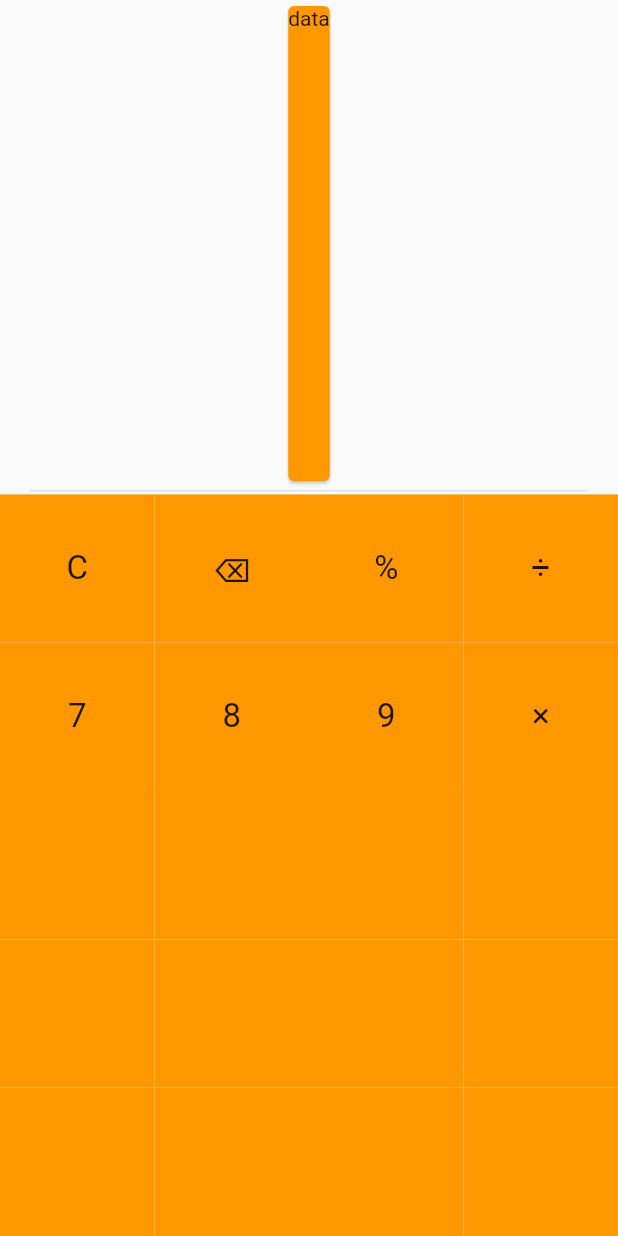
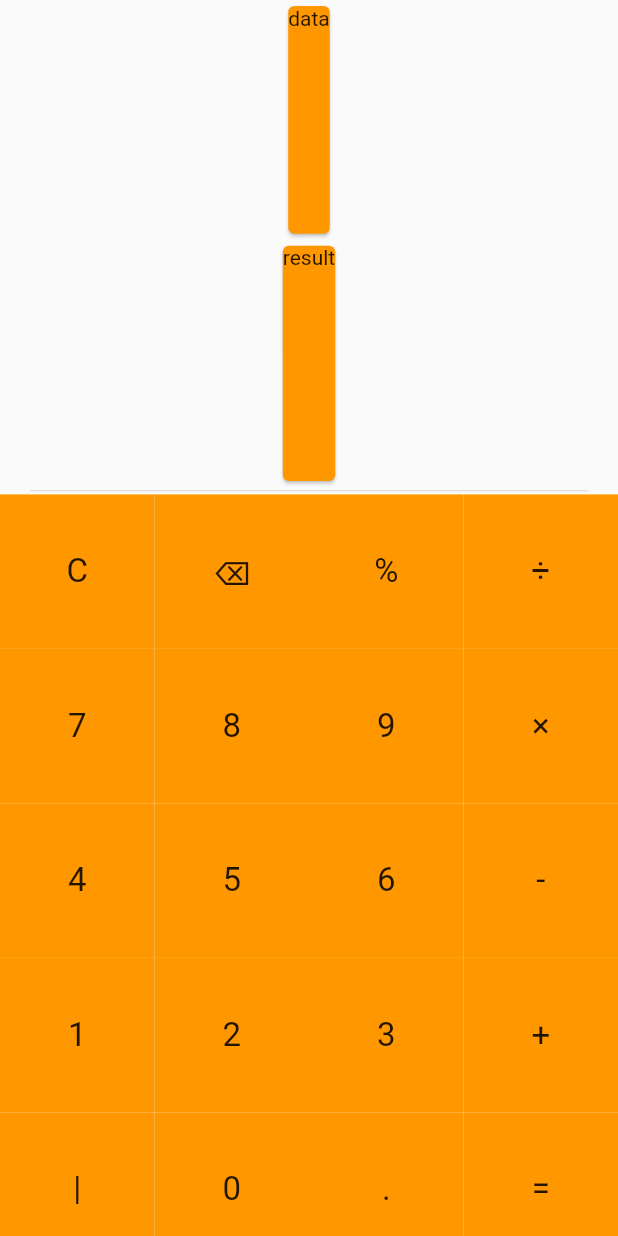
Before and after one commit to AlyaaRushdy/Flutter-Calculator, a Flutter app: the screen it shows after launch, on a phone screen of 412 x 824 dp. Run offline on Flutter 3.47's test engine with Material 2 defaults, Android fonts, the phone set to English and light mode, and no system bars.

Commit message:
calculator class using gridview.build

```diff
--- a/lib/calculator.dart
+++ b/lib/calculator.dart
@@ -31,12 +31,23 @@ class Calculator extends StatelessWidget {
       body: Column(
         children: [
           SizedBox(
-            height: MediaQuery.of(context).size.height * (2 / 5) - 5,
+            height: MediaQuery.of(context).size.height * (1 / 5) - 5,
             child: Expanded(
               child: Card(
                 color: Theme.of(context).primaryColor,
                 child: const Expanded(
                   child: Text("data"),
+                ),
+              ),
+            ),
+          ),
+          SizedBox(
+            height: MediaQuery.of(context).size.height * (1 / 5),
+            child: Expanded(
+              child: Card(
+                color: Theme.of(context).primaryColor,
+                child: const Expanded(
+                  child: Text("result"),
                 ),
               ),
             ),
@@ -48,52 +59,21 @@ class Calculator extends StatelessWidget {
             endIndent: 20,
             color: Color.fromARGB(255, 224, 224, 224),
           ),
-          Expanded(
-            child: Column(
-              children: [
-                Row(
-                  children: [
-                    ElementBox(element: buttonsList[0]),
-                    ElementBox(element: buttonsList[1]),
-                    ElementBox(element: buttonsList[2]),
-                    ElementBox(element: buttonsList[3]),
-                  ],
-                ),
-                Row(
-                  children: [
-                    ElementBox(element: buttonsList[4]),
-                    ElementBox(element: buttonsList[5]),
-                    ElementBox(element: buttonsList[6]),
-                    ElementBox(element: buttonsList[7]),
-                  ],
-                ),
-                Row(
-                  children: const [
-                    ElementBox(element: " "),
-                    ElementBox(element: " "),
-                    ElementBox(element: " "),
-                    ElementBox(element: " "),
-                  ],
-                ),
-                Row(
-                  children: const [
-                    ElementBox(element: " "),
-                    ElementBox(element: " "),
-                    ElementBox(element: " "),
-                    ElementBox(element: " "),
-                  ],
-                ),
-                Row(
-                  children: const [
-                    ElementBox(element: " "),
-                    ElementBox(element: " "),
-                    ElementBox(element: " "),
-                    ElementBox(element: " "),
-                  ],
-                ),
-              ],
+          SizedBox(
+            height: MediaQuery.of(context).size.height * (3 / 5),
+            child: GridView.builder(
+              gridDelegate: const SliverGridDelegateWithFixedCrossAxisCount(
+                crossAxisCount: 4,
+              ),
+              shrinkWrap: true,
+              itemCount: buttonsList.length,
+              itemBuilder: (context, index) {
+                return ElementBox(
+                  element: buttonsList[index],
+                );
+              },
             ),
-          ),
+          )
         ],
       ),
     );
```
